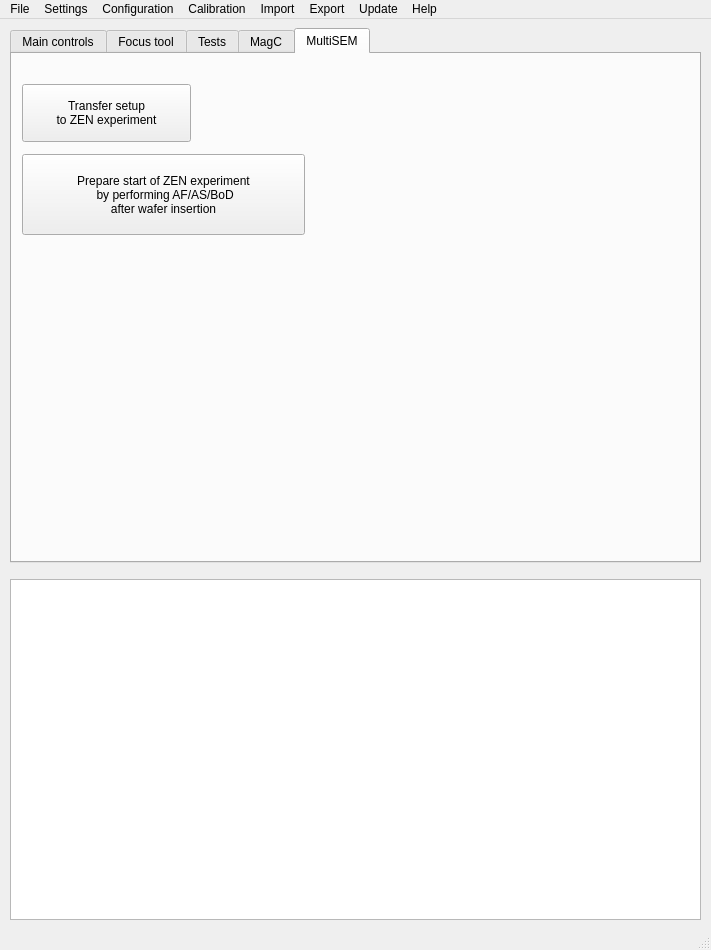
Above: gui/main_window.ui from SBEMimage/SBEMimage before the change. Below: the same form after it.
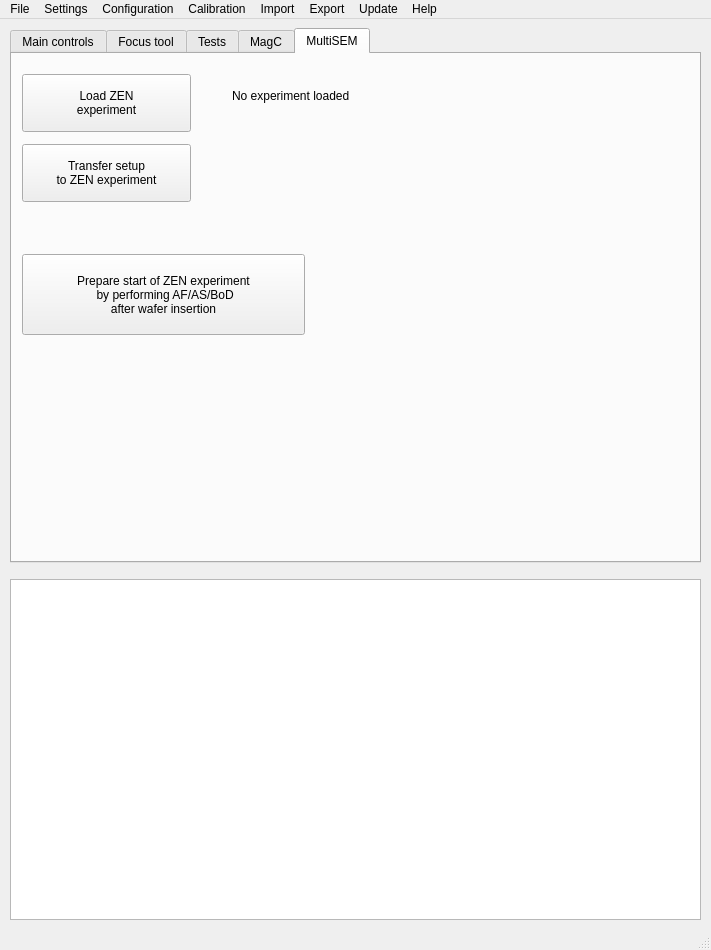
That is the form after the change. The open tabs and pages were chosen to show the change.

Commit message: msem input zen file dialog

```diff
--- a/gui/main_window.ui
+++ b/gui/main_window.ui
@@ -2402,7 +2402,7 @@
       <property name="geometry">
        <rect>
         <x>10</x>
-        <y>30</y>
+        <y>90</y>
         <width>169</width>
         <height>58</height>
        </rect>
@@ -2416,7 +2416,7 @@
       <property name="geometry">
        <rect>
         <x>10</x>
-        <y>100</y>
+        <y>200</y>
         <width>283</width>
         <height>81</height>
        </rect>
@@ -2427,6 +2427,33 @@
 after wafer insertion</string>
       </property>
      </widget>
+     <widget class="QPushButton" name="pushButton_msem_loadZen">
+      <property name="geometry">
+       <rect>
+        <x>10</x>
+        <y>20</y>
+        <width>169</width>
+        <height>58</height>
+       </rect>
+      </property>
+      <property name="text">
+       <string>Load ZEN
+experiment</string>
+      </property>
+     </widget>
+     <widget class="QLabel" name="label_input_experiment_flag">
+      <property name="geometry">
+       <rect>
+        <x>220</x>
+        <y>30</y>
+        <width>185</width>
+        <height>23</height>
+       </rect>
+      </property>
+      <property name="text">
+       <string>No experiment loaded</string>
+      </property>
+     </widget>
     </widget>
    </widget>
    <widget class="QPlainTextEdit" name="textarea_log">
```
Left out of the diff: 2 changed lines with no effect on the pictures. The commit also changes 2 other files.
